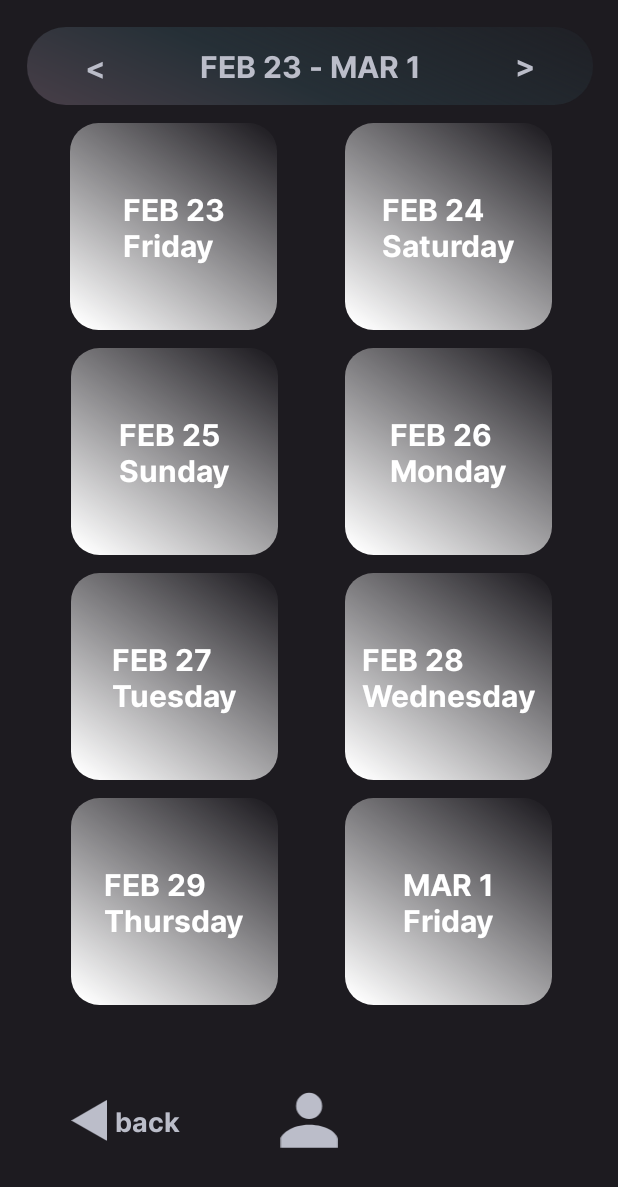
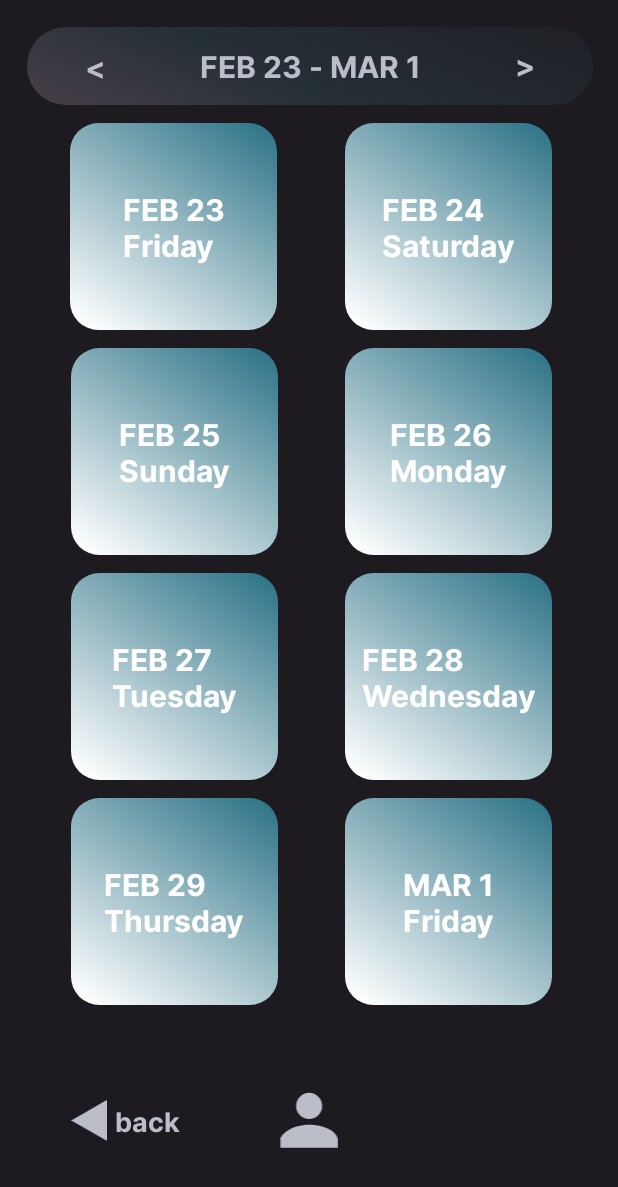
Before and after one commit to JuicyTomato/Planeat, an Android app built with Jetpack Compose: the PlanYourEats screen opened directly, with no data from a screen before it, after a tap on an icon or button, on a phone screen of 412 x 824 dp. Shown: the top 1187 px of the screen. Run offline under Robolectric (Android 15) with nearby library versions, the phone set to English and light mode, and no system bars; 1 other tap on this screen came first.

```diff
--- a/app/build.gradle.kts
+++ b/app/build.gradle.kts
@@ -40,6 +40,11 @@ android {
     kotlinOptions {
         jvmTarget = "1.8"
     }
+/*
+    buildFeatures{
+        dataBinding = true
+    }
+*/
 }
 
 dependencies {
--- a/app/src/main/java/com/example/planeat/FridgeList.kt
+++ b/app/src/main/java/com/example/planeat/FridgeList.kt
@@ -10,6 +10,7 @@ import androidx.compose.runtime.getValue
 import androidx.lifecycle.ViewModel
 import androidx.lifecycle.ViewModelProvider
 import androidx.room.Room
+import com.example.planeat.database.IngredientDatabase
 
 class FridgeList : ComponentActivity() {
 
--- a/app/src/main/java/com/example/planeat/Groups.kt
+++ b/app/src/main/java/com/example/planeat/Groups.kt
@@ -16,12 +16,6 @@ import androidx.core.content.ContextCompat
 import com.google.android.material.bottomnavigation.BottomNavigationView
 
 class Groups: AppCompatActivity() {
-
-
-
-
-
-
 
     @SuppressLint("MissingInflatedId")
     override fun onCreate(savedInstanceState: Bundle?) {
--- a/app/src/main/java/com/example/planeat/IngredientEvent.kt
+++ b/app/src/main/java/com/example/planeat/IngredientEvent.kt
@@ -1,4 +1,6 @@
 package com.example.planeat
+
+import com.example.planeat.entities.Ingredient
 
 sealed interface IngredientEvent {
     object SaveIngredient: IngredientEvent
--- a/app/src/main/java/com/example/planeat/IngredientState.kt
+++ b/app/src/main/java/com/example/planeat/IngredientState.kt
@@ -1,4 +1,6 @@
 package com.example.planeat
+
+import com.example.planeat.entities.Ingredient
 
 data class IngredientState(
     val ingredients: List<Ingredient> = emptyList(),
--- a/app/src/main/java/com/example/planeat/IngredientViewModel.kt
+++ b/app/src/main/java/com/example/planeat/IngredientViewModel.kt
@@ -2,6 +2,8 @@ package com.example.planeat
 
 import androidx.lifecycle.ViewModel
 import androidx.lifecycle.viewModelScope
+import com.example.planeat.database.IngredientDao
+import com.example.planeat.entities.Ingredient
 import kotlinx.coroutines.ExperimentalCoroutinesApi
 import kotlinx.coroutines.flow.*
 import kotlinx.coroutines.launch
--- a/app/src/main/java/com/example/planeat/MainActivity.kt
+++ b/app/src/main/java/com/example/planeat/MainActivity.kt
@@ -10,7 +10,6 @@ import android.view.View
 import android.widget.Button
 import android.widget.ImageView
 import android.widget.TextView
-import android.widget.Toast
 import androidx.appcompat.app.AppCompatActivity
 import com.google.android.material.bottomnavigation.BottomNavigationView
 import java.text.SimpleDateFormat
--- a/app/src/main/java/com/example/planeat/PlanYourEats.kt
+++ b/app/src/main/java/com/example/planeat/PlanYourEats.kt
@@ -6,22 +6,22 @@ import android.content.Intent
 import android.os.Bundle
 import android.widget.Button
 import android.widget.TextView
-import android.widget.Toast
 import androidx.appcompat.app.AppCompatActivity
 import java.text.SimpleDateFormat
 import java.util.Calendar
+import java.util.Date
 import java.util.Locale
 
 class PlanYourEats: AppCompatActivity() {
     private lateinit var buttonNext: Button
     private lateinit var buttonPreview: Button
+    private var contDate: Int = 8
 
 
     @SuppressLint("SetTextI18n", "CutPasteId", "MissingInflatedId")
     override fun onCreate(savedInstanceState: Bundle?) {
         super.onCreate(savedInstanceState)
         setContentView(R.layout.plan_your_eats)
-        val contDate: Int = 8
 
 
         buttonNext = findViewById<Button>(R.id.buttonNext)
@@ -29,185 +29,155 @@ class PlanYourEats: AppCompatActivity() {
         val backButton = findViewById<Button>(R.id.backButton)
 
 
-
-        //FAI DIVENTARE DATE COME MENU
+        //FAI DIVENTARE DATE COME MENU... Naah, non farlo
         //formato data
-        val dateFormat = SimpleDateFormat("MMM d", Locale.getDefault())
-        val dayOfWeekFormat = SimpleDateFormat("EEEE", Locale.getDefault())
         val oneCalendar = Calendar.getInstance()
 
         val oneTextView: TextView = findViewById(R.id.date1)
-        oneCalendar.add(Calendar.DAY_OF_YEAR, 0) // Aggiungi un giorno
         val oneDate = oneCalendar.time
-        oneTextView.text = dateFormat.format(oneDate).uppercase(Locale.getDefault()) + "\n${dayOfWeekFormat.format(oneDate)}"
 
         //+1
         val twoCalendar = Calendar.getInstance()
         val twoTextView: TextView = findViewById(R.id.date2)
-        twoCalendar.add(Calendar.DAY_OF_YEAR, 1) // Aggiungi un giorno
         val twoDate = twoCalendar.time
-        twoTextView.text = dateFormat.format(twoDate).uppercase(Locale.getDefault()) + "\n${dayOfWeekFormat.format(twoDate)}"
 
         //+2
         val threeCalendar = Calendar.getInstance()
         val threeTextView: TextView = findViewById(R.id.date3)
-        threeCalendar.add(Calendar.DAY_OF_YEAR, 2) // Aggiungi un giorno
         val threeDate = threeCalendar.time
-        threeTextView.text = dateFormat.format(threeDate).uppercase(Locale.getDefault()) + "\n${dayOfWeekFormat.format(threeDate)}"
 
         //+3
         val fourCalendar = Calendar.getInstance()
         val fourTextView: TextView = findViewById(R.id.date4)
-        fourCalendar.add(Calendar.DAY_OF_YEAR, 3) // Aggiungi un giorno
         val fourDate = fourCalendar.time
-        fourTextView.text = dateFormat.format(fourDate).uppercase(Locale.getDefault()) + "\n${dayOfWeekFormat.format(fourDate)}"
 
         //+4
         val fiveCalendar = Calendar.getInstance()
         val fiveTextView: TextView = findViewById(R.id.date5)
-        fiveCalendar.add(Calendar.DAY_OF_YEAR, 4) // Aggiungi un giorno
         val fiveDate = fiveCalendar.time
-        fiveTextView.text = dateFormat.format(fiveDate).uppercase(Locale.getDefault()) + "\n${dayOfWeekFormat.format(fiveDate)}"
 
         //+5
         val sixCalendar = Calendar.getInstance()
         val sixTextView: TextView = findViewById(R.id.date6)
-        sixCalendar.add(Calendar.DAY_OF_YEAR, 5) // Aggiungi un giorno
         val sixDate = sixCalendar.time
-        sixTextView.text = dateFormat.format(sixDate).uppercase(Locale.getDefault()) + "\n${dayOfWeekFormat.format(sixDate)}"
 
         //+6
         val sevenCalendar = Calendar.getInstance()
         val sevenTextView: TextView = findViewById(R.id.date7)
-        sevenCalendar.add(Calendar.DAY_OF_YEAR, 6) // Aggiungi un giorno
         val sevenDate = sevenCalendar.time
-        sevenTextView.text = dateFormat.format(sevenDate).uppercase(Locale.getDefault()) + "\n${dayOfWeekFormat.format(sevenDate)}"
 
         //+7
         val eightCalendar = Calendar.getInstance()
         val eightTextView: TextView = findViewById(R.id.date8)
-        eightCalendar.add(Calendar.DAY_OF_YEAR, 7) // Aggiungi un giorno
         val eightDate = eightCalendar.time
-        eightTextView.text = dateFormat.format(eightDate).uppercase(Locale.getDefault()) + "\n${dayOfWeekFormat.format(eightDate)}"
 
+        //I
+        updateTextView(oneTextView, oneCalendar, oneDate, 0)
+        //II
+        updateTextView(twoTextView, twoCalendar, twoDate, 1)
+        //III
+        updateTextView(threeTextView, threeCalendar, threeDate, 2)
+        //IV
+        updateTextView(fourTextView, fourCalendar, fourDate, 3)
+        //V
+        updateTextView(fiveTextView, fiveCalendar, fiveDate, 4)
+        //VI
+        updateTextView(sixTextView, sixCalendar, sixDate, 5)
+        //VII
+        updateTextView(sevenTextView, sevenCalendar, sevenDate, 6)
+        //VIII
+        updateTextView(eightTextView, eightCalendar, eightDate, 7)
 
+        //barra sopra
         val dateViewText: TextView = findViewById(R.id.dateView)
-        dateViewText.text = "${dateFormat.format(oneDate).uppercase(Locale.getDefault())} - ${dateFormat.format(eightDate).uppercase(Locale.getDefault())}"
+        updateDateViewText(dateViewText, oneCalendar, eightCalendar)
 
+        //Bottone per passare ai prossimi 8 giorni
         buttonNext.setOnClickListener {
-
-            //I
-            val oneTextView: TextView = findViewById(R.id.date1)
-            oneCalendar.add(Calendar.DAY_OF_YEAR, contDate) // Aggiungi un giorno
-            val oneDate = oneCalendar.time
-            oneTextView.text = dateFormat.format(oneDate).uppercase(Locale.getDefault()) + "\n${dayOfWeekFormat.format(oneDate)}"
-
-            //II
+            /*
+            //Prima era così, se dovesse rompersi SIUM
             val twoTextView: TextView = findViewById(R.id.date2)
             twoCalendar.add(Calendar.DAY_OF_YEAR, contDate) // Aggiungi un giorno
             val twoDate = twoCalendar.time
             twoTextView.text = dateFormat.format(twoDate).uppercase(Locale.getDefault()) + "\n${dayOfWeekFormat.format(twoDate)}"
+            */
 
+            //I
+            updateTextView(oneTextView, oneCalendar, oneDate, contDate)
+            //II
+            updateTextView(twoTextView, twoCalendar, twoDate, contDate)
             //III
-            val threeTextView: TextView = findViewById(R.id.date3)
-            threeCalendar.add(Calendar.DAY_OF_YEAR, contDate) // Aggiungi un giorno
-            val threeDate = threeCalendar.time
-            threeTextView.text = dateFormat.format(threeDate).uppercase(Locale.getDefault()) + "\n${dayOfWeekFormat.format(threeDate)}"
+            updateTextView(threeTextView, threeCalendar, threeDate, contDate)
+            //IV
+            updateTextView(fourTextView, fourCalendar, fourDate, contDate)
+            //V
+            updateTextView(fiveTextView, fiveCalendar, fiveDate, contDate)
+            //VI
+            updateTextView(sixTextView, sixCalendar, sixDate, contDate)
+            //VII
+            updateTextView(sevenTextView, sevenCalendar, sevenDate, contDate)
+            //VIII
+            updateTextView(eightTextView, eightCalendar, eightDate, contDate)
 
+            //barra sopra
+            updateDateViewText(dateViewText, oneCalendar, eightCalendar)
+        }
+        //Bottone per tornare indietro agli scorsi 8 giorni
+        buttonPreview.setOnClickListener {
+            //I
+            updateTextView(oneTextView, oneCalendar, oneDate, -contDate)
+            //II
+            updateTextView(twoTextView, twoCalendar, twoDate, -contDate)
+            //III
+            updateTextView(threeTextView, threeCalendar, threeDate, -contDate)
             //IV
-            val fourTextView: TextView = findViewById(R.id.date4)
-            fourCalendar.add(Calendar.DAY_OF_YEAR, contDate) // Aggiungi un giorno
-            val fourDate = fourCalendar.time
-            fourTextView.text = dateFormat.format(fourDate).uppercase(Locale.getDefault()) + "\n${dayOfWeekFormat.format(fourDate)}"
+            updateTextView(fourTextView, fourCalendar, fourDate, -contDate)
+            //V
+            updateTextView(fiveTextView, fiveCalendar, fiveDate, -contDate)
+            //VI
+            updateTextView(sixTextView, sixCalendar, sixDate, -contDate)
+            //VII
+            updateTextView(sevenTextView, sevenCalendar, sevenDate, -contDate)
+            //VIII
+            updateTextView(eightTextView, eightCalendar, eightDate, -contDate)
 
-            //V
-            val fiveTextView: TextView = findViewById(R.id.date5)
-            fiveCalendar.add(Calendar.DAY_OF_YEAR, contDate) // Aggiungi un giorno
-            val fiveDate = fiveCalendar.time
-            fiveTextView.text = dateFormat.format(fiveDate).uppercase(Locale.getDefault()) + "\n${dayOfWeekFormat.format(fiveDate)}"
-
-            //VI
-            val sixTextView: TextView = findViewById(R.id.date6)
-            sixCalendar.add(Calendar.DAY_OF_YEAR, contDate) // Aggiungi un giorno
-            val sixDate = sixCalendar.time
-            sixTextView.text = dateFormat.format(sixDate).uppercase(Locale.getDefault()) + "\n${dayOfWeekFormat.format(sixDate)}"
-
-            //VII
-            val sevenTextView: TextView = findViewById(R.id.date7)
-            sevenCalendar.add(Calendar.DAY_OF_YEAR, contDate) // Aggiungi un giorno
-            val sevenDate = sevenCalendar.time
-            sevenTextView.text = dateFormat.format(sevenDate).uppercase(Locale.getDefault()) + "\n${dayOfWeekFormat.format(sevenDate)}"
-
-            //VII
-            val eightTextView: TextView = findViewById(R.id.date8)
-            eightCalendar.add(Calendar.DAY_OF_YEAR, contDate) // Aggiungi un giorno
-            val eightDate = eightCalendar.time
-            eightTextView.text = dateFormat.format(eightDate).uppercase(Locale.getDefault()) + "\n${dayOfWeekFormat.format(eightDate)}"
-
-            val dateViewText: TextView = findViewById(R.id.dateView)
-            dateViewText.text = "${dateFormat.format(oneDate).uppercase(Locale.getDefault())} - ${dateFormat.format(eightDate).uppercase(Locale.getDefault())}"
+            //barra sopra
+            updateDateViewText(dateViewText, oneCalendar, eightCalendar)
 
         }
 
-        buttonPreview.setOnClickListener {
-            //I
-            val oneTextView: TextView = findViewById(R.id.date1)
-            oneCalendar.add(Calendar.DAY_OF_YEAR, -contDate) // Aggiungi un giorno
-            val oneDate = oneCalendar.time
-            oneTextView.text = dateFormat.format(oneDate).uppercase(Locale.getDefault()) + "\n${dayOfWeekFormat.format(oneDate)}"
-
-            //II
-            val twoTextView: TextView = findViewById(R.id.date2)
-            twoCalendar.add(Calendar.DAY_OF_YEAR, -contDate) // Aggiungi un giorno
-            val twoDate = twoCalendar.time
-            twoTextView.text = dateFormat.format(twoDate).uppercase(Locale.getDefault()) + "\n${dayOfWeekFormat.format(twoDate)}"
-
-            //III
-            val threeTextView: TextView = findViewById(R.id.date3)
-            threeCalendar.add(Calendar.DAY_OF_YEAR, -contDate) // Aggiungi un giorno
-            val threeDate = threeCalendar.time
-            threeTextView.text = dateFormat.format(threeDate).uppercase(Locale.getDefault()) + "\n${dayOfWeekFormat.format(threeDate)}"
-
-            //IV
-            val fourTextView: TextView = findViewById(R.id.date4)
-            fourCalendar.add(Calendar.DAY_OF_YEAR, -contDate) // Aggiungi un giorno
-            val fourDate = fourCalendar.time
-            fourTextView.text = dateFormat.format(fourDate).uppercase(Locale.getDefault()) + "\n${dayOfWeekFormat.format(fourDate)}"
-
-            //V
-            val fiveTextView: TextView = findViewById(R.id.date5)
-            fiveCalendar.add(Calendar.DAY_OF_YEAR, -contDate) // Aggiungi un giorno
-            val fiveDate = fiveCalendar.time
-            fiveTextView.text = dateFormat.format(fiveDate).uppercase(Locale.getDefault()) + "\n${dayOfWeekFormat.format(fiveDate)}"
-
-            //VI
-            val sixTextView: TextView = findViewById(R.id.date6)
-            sixCalendar.add(Calendar.DAY_OF_YEAR, -contDate) // Aggiungi un giorno
-            val sixDate = sixCalendar.time
-            sixTextView.text = dateFormat.format(sixDate).uppercase(Locale.getDefault()) + "\n${dayOfWeekFormat.format(sixDate)}"
-
-            //VII
-            val sevenTextView: TextView = findViewById(R.id.date7)
-            sevenCalendar.add(Calendar.DAY_OF_YEAR, -contDate) // Aggiungi un giorno
-            val sevenDate = sevenCalendar.time
-            sevenTextView.text = dateFormat.format(sevenDate).uppercase(Locale.getDefault()) + "\n${dayOfWeekFormat.format(sevenDate)}"
-
-            //VII
-            val eightTextView: TextView = findViewById(R.id.date8)
-            eightCalendar.add(Calendar.DAY_OF_YEAR, -contDate) // Aggiungi un giorno
-            val eightDate = eightCalendar.time
-            eightTextView.text = dateFormat.format(eightDate).uppercase(Locale.getDefault()) + "\n${dayOfWeekFormat.format(eightDate)}"
-
-            val dateViewText: TextView = findViewById(R.id.dateView)
-            dateViewText.text = "${dateFormat.format(oneDate).uppercase(Locale.getDefault())} - ${dateFormat.format(eightDate).uppercase(Locale.getDefault())}"
-
-        }
-
+        //torna alla MainActivity
         backButton.setOnClickListener {
             val intent = Intent(this, MainActivity::class.java)
             startActivity(intent, ActivityOptions.makeSceneTransitionAnimation(this).toBundle())
         }
 
+    }
+
+    @SuppressLint("SetTextI18n")
+    private fun updateTextView(
+        textView: TextView,
+        calendar: Calendar,
+        date: Date,
+        contDate: Int
+    ) {
+        calendar.add(Calendar.DAY_OF_YEAR, contDate)
+        val dateFormat = SimpleDateFormat("MMM d", Locale.getDefault())
+        val dayOfWeekFormat = SimpleDateFormat("EEEE", Locale.getDefault())
+        val formattedDate = dateFormat.format(calendar.time).uppercase(Locale.getDefault())
+        val dayOfWeek = dayOfWeekFormat.format(calendar.time)
+        textView.text = "$formattedDate\n$dayOfWeek"
+    }
+
+    fun updateDateViewText(
+        textView: TextView,
+        startDate: Calendar,
+        lastDate: Calendar
+    ) {
+        val dateFormat = SimpleDateFormat("MMM d", Locale.getDefault())
+        val formattedFirstDate = dateFormat.format(startDate.time).uppercase(Locale.getDefault())
+        val formattedLastDate = dateFormat.format(lastDate.time).uppercase(Locale.getDefault())
+        textView.text = "$formattedFirstDate - $formattedLastDate"
     }
 
     override fun onStop() {
--- a/app/src/main/java/com/example/planeat/IngredientDao.kt
+++ b/app/src/main/java/com/example/planeat/database/IngredientDao.kt
@@ -1,6 +1,7 @@
-package com.example.planeat
+package com.example.planeat.database
 
 import androidx.room.*
+import com.example.planeat.entities.Ingredient
 import kotlinx.coroutines.flow.Flow
 
 @Dao
--- a/app/src/main/java/com/example/planeat/IngredientDatabase.kt
+++ b/app/src/main/java/com/example/planeat/database/IngredientDatabase.kt
@@ -1,7 +1,8 @@
-package com.example.planeat
+package com.example.planeat.database
 
 import androidx.room.Database
 import androidx.room.RoomDatabase
+import com.example.planeat.entities.Ingredient
 
 @Database(
     entities = [Ingredient::class],
--- a/app/src/main/java/com/example/planeat/Ingredient.kt
+++ b/app/src/main/java/com/example/planeat/entities/Ingredient.kt
@@ -1,5 +1,6 @@
-package com.example.planeat
+package com.example.planeat.entities
 
+import androidx.room.ColumnInfo
 import androidx.room.Entity
 import androidx.room.PrimaryKey
 
@@ -7,10 +8,10 @@ import androidx.room.PrimaryKey
 data class Ingredient(
     val ingredientName: String,
     val expirationDate: String,
-    //elimina numero telefono
     @PrimaryKey(autoGenerate = true)
     val id: Int = 0
 )
+
 
 /*
 @Entity()
--- a/app/src/main/res/drawable/default_square.xml
+++ b/app/src/main/res/drawable/default_square.xml
@@ -14,7 +14,7 @@
           android:endY="0"
           android:type="linear">
         <item android:offset="0.05" android:color="#FFFFFFFF"/>
-        <item android:offset="1" android:color="#002D7387"/>
+        <item android:offset="1" android:color="#FF2D7387"/>
       </gradient>
     </aapt:attr>
   </path>
--- a/app/src/main/res/drawable/se_square.xml
+++ b/app/src/main/res/drawable/se_square.xml
@@ -14,7 +14,7 @@
           android:endY="0"
           android:type="linear">
         <item android:offset="0.05" android:color="#FFFF4F4F"/>
-        <item android:offset="1" android:color="#002D7387"/>
+        <item android:offset="1" android:color="#FF2D7387"/>
       </gradient>
     </aapt:attr>
   </path>
--- a/app/src/main/res/values/colors.xml
+++ b/app/src/main/res/values/colors.xml
@@ -5,4 +5,5 @@
     <color name="background">#1D1B20</color>
     <color name="textColor">#BBBDC9</color>
     <color name="hint">#898989</color>
+    <color name="pressed">#1D1B20</color>
 </resources>
```
